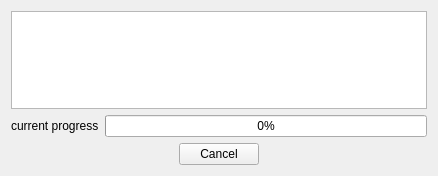
The window that src/progresswin.ui (cxasm/notepad--) describes before a commit, drawn with Qt 5.
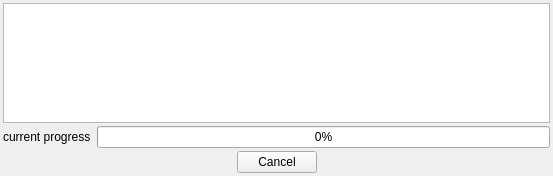
The same window after the commit. Icons and pictures are not drawn.

Diff of the .ui file:
```diff
--- a/src/progresswin.ui
+++ b/src/progresswin.ui
@@ -9,7 +9,7 @@
    <rect>
     <x>0</x>
     <y>0</y>
-    <width>438</width>
+    <width>553</width>
     <height>176</height>
    </rect>
   </property>
@@ -21,6 +21,21 @@
     <normaloff>:/Resources/img/main.png</normaloff>:/Resources/img/main.png</iconset>
   </property>
   <layout class="QVBoxLayout" name="verticalLayout">
+   <property name="spacing">
+    <number>3</number>
+   </property>
+   <property name="leftMargin">
+    <number>3</number>
+   </property>
+   <property name="topMargin">
+    <number>3</number>
+   </property>
+   <property name="rightMargin">
+    <number>3</number>
+   </property>
+   <property name="bottomMargin">
+    <number>3</number>
+   </property>
    <item>
     <widget class="QTextBrowser" name="output">
      <property name="horizontalScrollBarPolicy">
```
Left out of the diff: 2 changed lines with no effect on the pictures.
